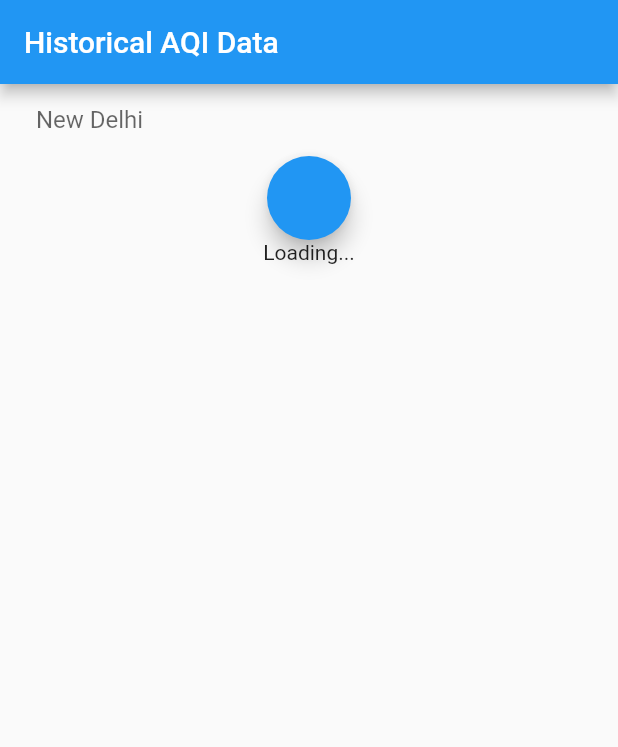
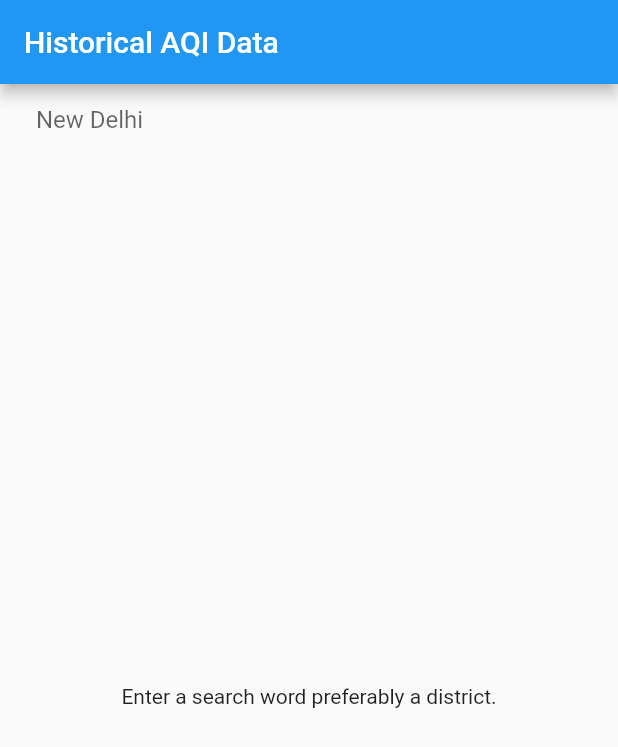
Before and after one commit to AaliyahBeg/Team-TATVA, a Flutter app: the screen it shows after launch, on a phone screen of 412 x 824 dp. Shown: the top 747 px of the screen. Run offline on Flutter 3.47's test engine with Material 2 defaults, Android fonts, the phone set to English and light mode, and no system bars; our stand-ins replace carousel_slider, flutter_hooks, font_awesome_flutter, google_fonts, location, scroll_snap_list and 2 more; missing offline and left inert: open_street_map_search_and_pick, unixtime.

Commit message:
Air Pollution continued

```diff
--- a/lib/data/historicalAQI/geo_coder_model.dart
+++ b/lib/data/historicalAQI/geo_coder_model.dart
@@ -29,7 +29,7 @@ class Data {
   String? number;
   String? postalCode;
   String? street;
-  double? confidence;
+  int? confidence;
   String? region;
   String? regionCode;
   String? county;
--- a/lib/historicalAirQuality.dart
+++ b/lib/historicalAirQuality.dart
@@ -1,3 +1,4 @@
+import 'dart:async';
 import 'dart:convert';
 import 'package:environment_app/data/historicalAQI/geo_coder_model.dart';
 import 'package:syncfusion_flutter_charts/charts.dart';
@@ -23,7 +24,15 @@ class _historicalAirQualityState extends State<historicalAirQuality> {
   late GeoCoderModel latlong;
   String? address;
 
-  final myController = TextEditingController();
+  final latlongurl =
+      'http://api.positionstack.com/v1/forward?access_key=d372fd73f07cfa7cc920756fb204ec7d&query=';
+
+  StreamController? _streamController;
+  Stream? _stream;
+
+  Timer? _debounce;
+
+  final TextEditingController myController = TextEditingController();
 
   @override
   void dispose() {
@@ -31,36 +40,42 @@ class _historicalAirQualityState extends State<historicalAirQuality> {
     super.dispose();
   }
 
-  Future<historicalAqiModel> getAPI() async {
-    await getlatlong();
+  getAPI() async {
+    if (myController.text == null || myController.text.isEmpty) {
+      _streamController!.add(null);
+      return;
+    }
+
+    _streamController!.add("Loading...");
+
+    final latlongresponse = await http
+        .get(Uri.parse(latlongurl + myController.text.replaceAll(' ', '+')));
+
+    var latlongdata = jsonDecode(latlongresponse.body.toString());
+    print(latlongdata);
+
+    latlong = GeoCoderModel.fromJson(latlongdata);
+    lat = latlong.data![0].latitude;
+    lon = latlong.data![0].longitude;
+
     final response = await http.get(Uri.parse(
         'http://api.openweathermap.org/data/2.5/air_pollution/history?lat=${lat}&lon=${lon}&start=1676851200&end=1676937600&appid=2605f9bd1c792199087da6e81aa65a25'));
 
+
     var data = jsonDecode(response.body.toString());
     print(data);
-
+    _streamController!.add(data);
     hAQIdata = historicalAqiModel.fromJson(data);
 
     return hAQIdata;
   }
 
-  Future<void> getlatlong() async {
-    String url = await latlongurl();
-    final response = await http.get(Uri.parse(url));
+  @override
+  void initState() {
+    super.initState();
 
-    var data = jsonDecode(response.body.toString());
-    print(data);
-
-    latlong = GeoCoderModel.fromJson(data);
-    lat = latlong.data![0].latitude;
-    lon = latlong.data![0].longitude;
-  }
-
-  String latlongurl() {
-    String url =
-        'http://api.positionstack.com/v1/forward?access_key=d372fd73f07cfa7cc920756fb204ec7d&query=${address}';
-    print(url);
-    return url;
+    _streamController = StreamController();
+    _stream = _streamController!.stream;
   }
 
   @override
@@ -72,6 +87,12 @@ class _historicalAirQualityState extends State<historicalAirQuality> {
         body: Column(
           children: [
             TextFormField(
+              onChanged: (String text) async {
+                if (_debounce?.isActive ?? false) _debounce!.cancel();
+                _debounce = Timer(const Duration(milliseconds: 1000), () {
+                  getAPI();
+                });
+              },
               controller: myController,
               decoration: const InputDecoration(
                 hintText: "New Delhi",
@@ -79,16 +100,27 @@ class _historicalAirQualityState extends State<historicalAirQuality> {
                 border: InputBorder.none,
               ),
             ),
-            FloatingActionButton(onPressed: () {
-              address = myController.text.replaceAll(' ', '+');
-            }),
             Expanded(
-              child: FutureBuilder(
-                  future: getAPI(),
-                  builder: ((context, snapshot) {
-                    if (!snapshot.hasData) {
-                      return Text('Loading...');
-                    } else {
+                child: StreamBuilder(
+                    stream: _stream,
+                    builder: (BuildContext context, AsyncSnapshot snapshot) {
+                      if (snapshot.data == null) {
+                        return const Center(
+                          child: Text(
+                              "Enter a search word preferably a district."),
+                        );
+                      }
+
+                      if (snapshot.data == "Loading...") {
+                        return const Center(
+                          child: CircularProgressIndicator(),
+                        );
+                      }
+                      if (snapshot.hasData) {
+                        final data = snapshot.data;
+                        if (data["list"].length == 0) {
+                          return const Text('Type a nearby place');
+                        }
                         List<AQIValues> columnData = <AQIValues>[];
                         for (ComponentList pm in hAQIdata.list!) {
                           columnData.add(new AQIValues(
@@ -98,7 +130,6 @@ class _historicalAirQualityState extends State<historicalAirQuality> {
                                   .substring(11, 19),
                               pm.components?.pm25));
                         }
-
                         return Container(
                           height: 550,
                           child: SfCartesianChart(
@@ -107,14 +138,16 @@ class _historicalAirQualityState extends State<historicalAirQuality> {
                               series: <ChartSeries>[
                                 ColumnSeries<AQIValues, String>(
                                   dataSource: columnData,
-                                xValueMapper: (AQIValues aqiv, _) => aqiv.date,
-                                yValueMapper: (AQIValues aqiv, _) => aqiv.pm2_5,
+                                  xValueMapper: (AQIValues aqiv, _) =>
+                                      aqiv.date,
+                                  yValueMapper: (AQIValues aqiv, _) =>
+                                      aqiv.pm2_5,
                                 )
                               ]),
                         );
                       }
-                  })),
-            )
+                      return Container();
+                    }))
           ],
         ));
   }
```
Also changed, not shown: lib/search_screen.dart (line endings or trailing spaces). Lines whose indentation alone changed are shown as unchanged.
